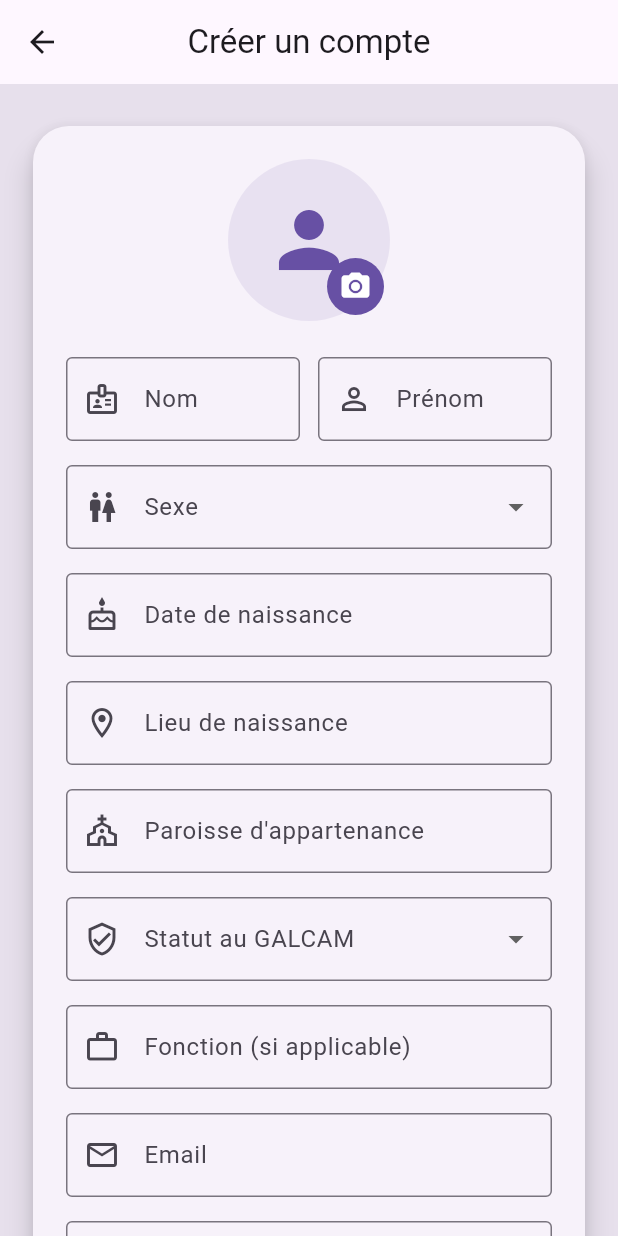
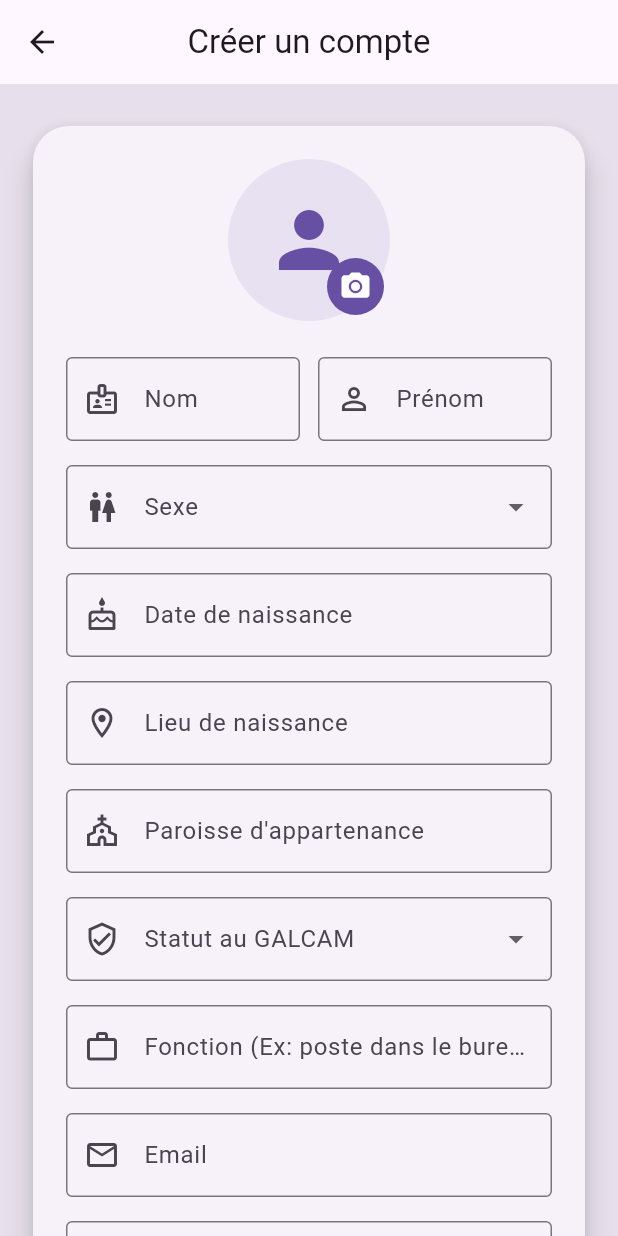
Before and after one commit to Antoinesha/Cantique-Liturgique, a Flutter app: the RegistrationScreen screen opened directly, on a phone screen of 412 x 824 dp. Run offline on Flutter 3.47's test engine with Material 3 defaults, Android fonts, the phone set to English and light mode, and no system bars; our stand-ins replace cloud_firestore, firebase_auth, firebase_core, flutter_animate, image_picker, smooth_page_indicator; accounts and stored records are empty; Roboto replaces fonts that are missing (Montserrat).

Commit message:
Refactor: Restructure screens and move onboarding, presentation, and settings to new directories; remove unused screens

```diff
--- a/lib/auth_gate.dart
+++ b/lib/screens/Auth/auth_gate.dart
@@ -1,7 +1,7 @@
-import 'package:cantique_liturgique/screens/splash_screen.dart';
+import 'package:cantique_liturgique/screens/Presentation/splash_screen.dart';
 import 'package:flutter/material.dart';
 import 'package:firebase_auth/firebase_auth.dart';
-import 'screens/home_screen.dart';
+import '../home_screen.dart';
 
 class AuthGate extends StatelessWidget {
   const AuthGate({super.key});
--- a/lib/screens/login_screen.dart
+++ b/lib/screens/Auth/login_screen.dart
@@ -1,4 +1,5 @@
 import 'package:cantique_liturgique/screens/Auth/registration_screen.dart';
+import 'package:cantique_liturgique/screens/home_screen.dart';
 import 'package:flutter/material.dart';
 import 'package:firebase_auth/firebase_auth.dart';
 
@@ -26,7 +27,7 @@ class _LoginScreenState extends State<LoginScreen> {
         email: _email.trim(),
         password: _password,
       );
-      Navigator.of(context).pushReplacementNamed('/'); // Accueil principal
+      Navigator.push(context, MaterialPageRoute(builder: (_) => HomeScreen()));
     } on FirebaseAuthException catch (e) {
       setState(() {
         _error = e.message;
--- a/lib/screens/Auth/registration_screen.dart
+++ b/lib/screens/Auth/registration_screen.dart
@@ -25,6 +25,8 @@ class _RegistrationScreenState extends State<RegistrationScreen> {
   final fonctionController = TextEditingController();
   final emailController = TextEditingController();
   final instrumentsController = TextEditingController();
+  final passwordController = TextEditingController();
+  final confirmPasswordController = TextEditingController();
 
   String? _sexe;
   DateTime? _birthDate;
@@ -40,18 +42,12 @@ class _RegistrationScreenState extends State<RegistrationScreen> {
   Future<void> _submitForm() async {
     if (_formKey.currentState!.validate()) {
       try {
-        String? userId;
+        final cred = await FirebaseAuth.instance.createUserWithEmailAndPassword(
+          email: emailController.text,
+          password: passwordController.text,
+        );
 
-        if (emailController.text.isNotEmpty) {
-          final cred = await FirebaseAuth.instance
-              .createUserWithEmailAndPassword(
-                email: emailController.text,
-                password: "PasswordTemp123!", // temporaire
-              );
-          userId = cred.user!.uid;
-        } else {
-          userId = FirebaseFirestore.instance.collection('users').doc().id;
-        }
+        final userId = cred.user!.uid;
 
         await FirebaseFirestore.instance.collection('users').doc(userId).set({
           'nom': nomController.text,
@@ -65,22 +61,23 @@ class _RegistrationScreenState extends State<RegistrationScreen> {
           'email': emailController.text,
           'niveau_musical': _niveauMusical,
           'instruments': instrumentsController.text,
-          'photo_url': '', // à faire plus tard avec Firebase Storage
+          'photo_url': '', // à faire plus tard
           'timestamp': FieldValue.serverTimestamp(),
         });
 
         ScaffoldMessenger.of(context).showSnackBar(
           const SnackBar(content: Text("Compte enregistré avec succès")),
         );
+
+        Navigator.pushReplacement(
+          context,
+          MaterialPageRoute(builder: (_) => const HomeScreen()),
+        );
       } catch (e) {
         ScaffoldMessenger.of(
           context,
         ).showSnackBar(SnackBar(content: Text('Erreur : $e')));
       }
-      Navigator.pushReplacement(
-        context,
-        MaterialPageRoute(builder: (_) => const HomeScreen()),
-      );
     }
   }
 
@@ -92,8 +89,8 @@ class _RegistrationScreenState extends State<RegistrationScreen> {
       appBar: AppBar(
         title: const Text("Créer un compte"),
         centerTitle: true,
+        backgroundColor: theme.colorScheme.surface,
         elevation: 0,
-        backgroundColor: theme.colorScheme.surface,
       ),
       body: Center(
         child: SingleChildScrollView(
@@ -108,7 +105,6 @@ class _RegistrationScreenState extends State<RegistrationScreen> {
               child: Form(
                 key: _formKey,
                 child: Column(
-                  mainAxisSize: MainAxisSize.min,
                   children: [
                     Stack(
                       alignment: Alignment.bottomRight,
@@ -138,7 +134,7 @@ class _RegistrationScreenState extends State<RegistrationScreen> {
                               onTap: _pickImage,
                               customBorder: const CircleBorder(),
                               child: const Padding(
-                                padding: EdgeInsets.all(8.0),
+                                padding: EdgeInsets.all(8),
                                 child: Icon(
                                   Icons.camera_alt,
                                   color: Colors.white,
@@ -157,10 +153,10 @@ class _RegistrationScreenState extends State<RegistrationScreen> {
                         Expanded(
                           child: TextFormField(
                             controller: nomController,
-                            decoration: InputDecoration(
+                            decoration: const InputDecoration(
                               labelText: 'Nom',
-                              prefixIcon: const Icon(Icons.badge_outlined),
-                              border: const OutlineInputBorder(),
+                              prefixIcon: Icon(Icons.badge_outlined),
+                              border: OutlineInputBorder(),
                             ),
                             validator:
                                 (value) =>
@@ -171,10 +167,10 @@ class _RegistrationScreenState extends State<RegistrationScreen> {
                         Expanded(
                           child: TextFormField(
                             controller: prenomController,
-                            decoration: InputDecoration(
+                            decoration: const InputDecoration(
                               labelText: 'Prénom',
-                              prefixIcon: const Icon(Icons.person_outline),
-                              border: const OutlineInputBorder(),
+                              prefixIcon: Icon(Icons.person_outline),
+                              border: OutlineInputBorder(),
                             ),
                             validator:
                                 (value) =>
@@ -186,10 +182,10 @@ class _RegistrationScreenState extends State<RegistrationScreen> {
                     const SizedBox(height: 16),
 
                     DropdownButtonFormField<String>(
-                      decoration: InputDecoration(
+                      decoration: const InputDecoration(
                         labelText: 'Sexe',
-                        prefixIcon: const Icon(Icons.wc),
-                        border: const OutlineInputBorder(),
+                        prefixIcon: Icon(Icons.wc),
+                        border: OutlineInputBorder(),
                       ),
                       items: const [
                         DropdownMenuItem(value: 'Homme', child: Text('Homme')),
@@ -214,10 +210,10 @@ class _RegistrationScreenState extends State<RegistrationScreen> {
                       },
                       child: AbsorbPointer(
                         child: TextFormField(
-                          decoration: InputDecoration(
+                          decoration: const InputDecoration(
                             labelText: 'Date de naissance',
-                            prefixIcon: const Icon(Icons.cake_outlined),
-                            border: const OutlineInputBorder(),
+                            prefixIcon: Icon(Icons.cake_outlined),
+                            border: OutlineInputBorder(),
                           ),
                           controller: TextEditingController(
                             text:
@@ -235,10 +231,10 @@ class _RegistrationScreenState extends State<RegistrationScreen> {
 
                     TextFormField(
                       controller: lieuNaissanceController,
-                      decoration: InputDecoration(
+                      decoration: const InputDecoration(
                         labelText: 'Lieu de naissance',
-                        prefixIcon: const Icon(Icons.location_on_outlined),
-                        border: const OutlineInputBorder(),
+                        prefixIcon: Icon(Icons.location_on_outlined),
+                        border: OutlineInputBorder(),
                       ),
                       validator:
                           (value) => value!.isEmpty ? 'Champ requis' : null,
@@ -247,10 +243,10 @@ class _RegistrationScreenState extends State<RegistrationScreen> {
 
                     TextFormField(
                       controller: paroisseController,
-                      decoration: InputDecoration(
+                      decoration: const InputDecoration(
                         labelText: 'Paroisse d\'appartenance',
-                        prefixIcon: const Icon(Icons.church_outlined),
-                        border: const OutlineInputBorder(),
+                        prefixIcon: Icon(Icons.church_outlined),
+                        border: OutlineInputBorder(),
                       ),
                       validator:
                           (value) => value!.isEmpty ? 'Champ requis' : null,
@@ -258,19 +254,23 @@ class _RegistrationScreenState extends State<RegistrationScreen> {
                     const SizedBox(height: 16),
 
                     DropdownButtonFormField<String>(
-                      decoration: InputDecoration(
+                      decoration: const InputDecoration(
                         labelText: 'Statut au GALCAM',
-                        prefixIcon: const Icon(Icons.verified_user_outlined),
-                        border: const OutlineInputBorder(),
+                        prefixIcon: Icon(Icons.verified_user_outlined),
+                        border: OutlineInputBorder(),
                       ),
                       items: const [
                         DropdownMenuItem(
-                          value: 'Membre',
-                          child: Text('Membre'),
+                          value: 'Membre du Bureau',
+                          child: Text('Membre du Bureau'),
                         ),
                         DropdownMenuItem(
-                          value: 'Chef de groupe',
-                          child: Text('Chef de groupe'),
+                          value: 'President',
+                          child: Text('President'),
+                        ),
+                        DropdownMenuItem(
+                          value: 'Simple Liturge',
+                          child: Text('Simple Liturge'),
                         ),
                         DropdownMenuItem(value: 'Autre', child: Text('Autre')),
                       ],
@@ -284,25 +284,25 @@ class _RegistrationScreenState extends State<RegistrationScreen> {
 
                     TextFormField(
                       controller: fonctionController,
-                      decoration: InputDecoration(
-                        labelText: 'Fonction (si applicable)',
-                        prefixIcon: const Icon(Icons.work_outline),
-                        border: const OutlineInputBorder(),
+                      decoration: const InputDecoration(
+                        labelText: 'Fonction (Ex: poste dans le bureau)',
+                        prefixIcon: Icon(Icons.work_outline),
+                        border: OutlineInputBorder(),
                       ),
                     ),
                     const SizedBox(height: 16),
 
                     TextFormField(
                       controller: emailController,
-                      decoration: InputDecoration(
+                      decoration: const InputDecoration(
                         labelText: 'Email',
-                        prefixIcon: const Icon(Icons.email_outlined),
-                        border: const OutlineInputBorder(),
+                        prefixIcon: Icon(Icons.email_outlined),
+                        border: OutlineInputBorder(),
                       ),
                       keyboardType: TextInputType.emailAddress,
                       validator: (value) {
-                        if (value != null &&
-                            value.isNotEmpty &&
+                        if (value == null ||
+                            value.isEmpty ||
                             !value.contains('@')) {
                           return 'Email invalide';
                         }
@@ -311,11 +311,48 @@ class _RegistrationScreenState extends State<RegistrationScreen> {
                     ),
                     const SizedBox(height: 16),
 
+                    TextFormField(
+                      controller: passwordController,
+                      obscureText: true,
+                      decoration: const InputDecoration(
+                        labelText: 'Mot de passe',
+                        prefixIcon: Icon(Icons.lock_outline),
+                        border: OutlineInputBorder(),
+                      ),
+                      validator: (value) {
+                        if (value == null || value.isEmpty) {
+                          return 'Mot de passe requis';
+                        }
+                        if (value.length < 6) {
+                          return 'Au moins 6 caractères';
+                        }
+                        return null;
+                      },
+                    ),
+                    const SizedBox(height: 16),
+
+                    TextFormField(
+                      controller: confirmPasswordController,
+                      obscureText: true,
+                      decoration: const InputDecoration(
+                        labelText: 'Confirmer le mot de passe',
+                        prefixIcon: Icon(Icons.lock_open_outlined),
+                        border: OutlineInputBorder(),
+                      ),
+                      validator: (value) {
+                        if (value != passwordController.text) {
+                          return 'Les mots de passe ne correspondent pas';
+                        }
+                        return null;
+                      },
+                    ),
+                    const SizedBox(height: 16),
+
                     DropdownButtonFormField<String>(
-                      decoration: InputDecoration(
+                      decoration: const InputDecoration(
                         labelText: 'Niveau musical',
-                        prefixIcon: const Icon(Icons.music_note_outlined),
-                        border: const OutlineInputBorder(),
+                        prefixIcon: Icon(Icons.music_note_outlined),
+                        border: OutlineInputBorder(),
                       ),
                       items: const [
                         DropdownMenuItem(
@@ -341,10 +378,10 @@ class _RegistrationScreenState extends State<RegistrationScreen> {
 
                     TextFormField(
                       controller: instrumentsController,
-                      decoration: InputDecoration(
+                      decoration: const InputDecoration(
                         labelText: 'Instruments pratiqués',
-                        prefixIcon: const Icon(Icons.piano_outlined),
-                        border: const OutlineInputBorder(),
+                        prefixIcon: Icon(Icons.piano_outlined),
+                        border: OutlineInputBorder(),
                       ),
                     ),
                     const SizedBox(height: 28),
--- a/lib/screens/welcome_screen.dart
+++ b/lib/screens/Auth/welcome_screen.dart
@@ -1,5 +1,5 @@
 import 'package:cantique_liturgique/screens/Auth/registration_screen.dart';
-import 'package:cantique_liturgique/screens/login_screen.dart';
+import 'package:cantique_liturgique/screens/Auth/login_screen.dart';
 import 'package:flutter/material.dart';
 
 class WelcomeScreen extends StatelessWidget {
@@ -89,7 +89,7 @@ class WelcomeScreen extends StatelessWidget {
                   ),
                   child: const Text(
                     "S'inscrire",
-                    style: TextStyle(fontSize: 18),
+                    style: TextStyle(fontSize: 18, color: Colors.white),
                   ),
                 ),
               ),
--- a/lib/screens/programme_liturgique_screen.dart
+++ b/lib/screens/Chants/programme_liturgique_screen.dart
@@ -1,5 +1,5 @@
 import 'package:flutter/material.dart';
-import 'Chants/liste_chants_par_categorie_screen.dart';
+import 'liste_chants_par_categorie_screen.dart';
 
 class ProgrammeLiturgiqueScreen extends StatelessWidget {
   const ProgrammeLiturgiqueScreen({super.key});
--- a/lib/screens/onboarding_screen.dart
+++ b/lib/screens/Presentation/onboarding_screen.dart
@@ -1,5 +1,5 @@
 import 'package:cantique_liturgique/screens/Auth/registration_screen.dart';
-import 'package:cantique_liturgique/screens/welcome_screen.dart';
+import 'package:cantique_liturgique/screens/Auth/welcome_screen.dart';
 import 'package:flutter/material.dart';
 import 'package:smooth_page_indicator/smooth_page_indicator.dart';
 
--- a/lib/screens/presentation_screen.dart
+++ b/lib/screens/Presentation/presentation_screen.dart
@@ -1,4 +1,4 @@
-import 'package:cantique_liturgique/screens/welcome_screen.dart';
+import 'package:cantique_liturgique/screens/Auth/welcome_screen.dart';
 import 'package:flutter/material.dart';
 
 class PresentationScreen extends StatelessWidget {
--- a/lib/screens/home_screen.dart
+++ b/lib/screens/home_screen.dart
@@ -1,9 +1,9 @@
 import 'package:cantique_liturgique/screens/Chants/chants_screen.dart';
 import 'package:cantique_liturgique/screens/Chants/favoris_screen.dart';
 import 'package:cantique_liturgique/screens/Profiles/profil_screen.dart';
-import 'package:cantique_liturgique/screens/programme_liturgique_screen.dart';
+import 'package:cantique_liturgique/screens/Chants/programme_liturgique_screen.dart';
 import 'package:cantique_liturgique/screens/Search/recherche_screen.dart';
-import 'package:cantique_liturgique/screens/settings.dart'; // Ajout import
+import 'package:cantique_liturgique/screens/Profiles/settings.dart'; // Ajout import
 import 'package:flutter/material.dart';
 
 class HomeScreen extends StatefulWidget {
@@ -33,7 +33,7 @@ class _HomeScreenState extends State<HomeScreen> {
   @override
   Widget build(BuildContext context) {
     return Scaffold(
-      appBar: AppBar(title: const Text('Receuil liturgique')),
+      // appBar: AppBar(title: const Text('Receuil liturgique')),
       body: _pages[_currentIndex],
       bottomNavigationBar: BottomNavigationBar(
         currentIndex: _currentIndex,
```
Also changed, not shown: lib/main.dart (+5 -5 lines), lib/screens/Presentation/splash_screen.dart (renamed from lib/screens/splash_screen.dart), lib/screens/Profiles/settings.dart (renamed from lib/screens/settings.dart), 1 other file.
